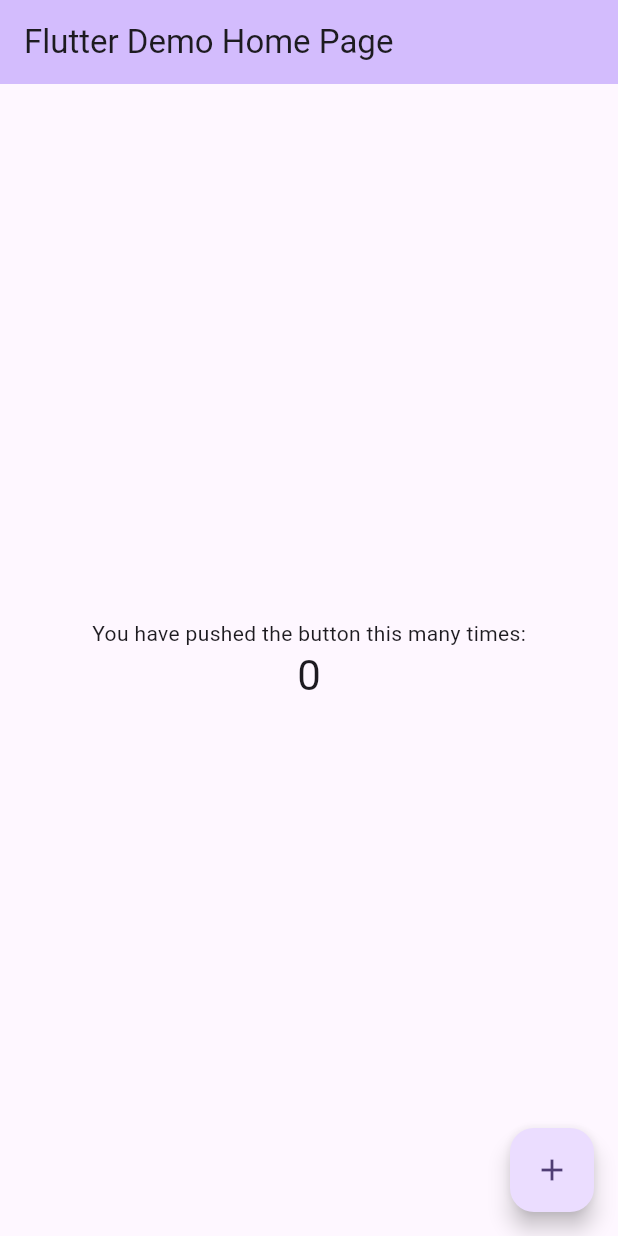
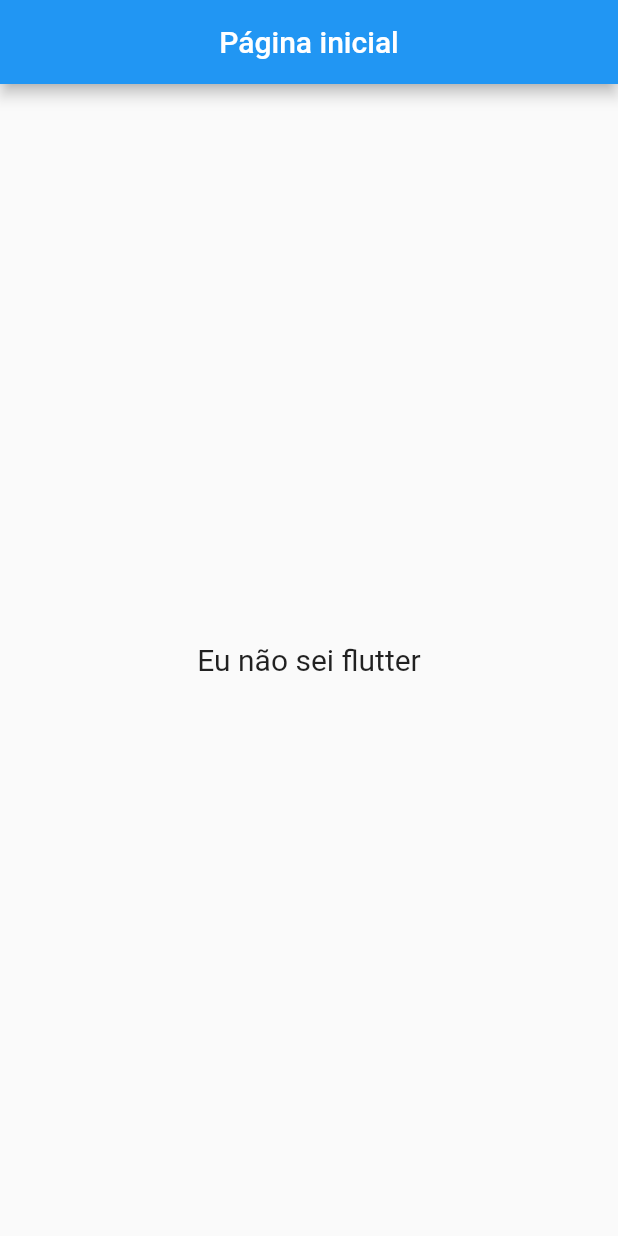
Before and after one commit to divulgueregional/eu_nao_sei_flutter, a Flutter app: the screen it shows after launch, on a phone screen of 412 x 824 dp. Run offline on Flutter 3.47's test engine with Material 2 defaults, Android fonts, the light colour scheme and no system bars; our stand-ins replace get.

Commit message:
inserido o projeto ao getX

```diff
--- /dev/null
+++ b/lib/app/modules/home/home_page.dart
@@ -0,0 +1,24 @@
+import 'package:flutter/material.dart';
+import 'package:get/get.dart';
+
+import 'home_controller.dart';
+
+class HomePage extends GetView<HomeController> {
+  const HomePage({super.key});
+
+  @override
+  Widget build(BuildContext context) {
+    return Scaffold(
+      appBar: AppBar(
+        title: const Text('Página inicial'),
+        centerTitle: true,
+      ),
+      body: const Center(
+        child: Text(
+          'Eu não sei flutter',
+          style: TextStyle(fontSize: 20),
+        ),
+      ),
+    );
+  }
+}
--- a/lib/main.dart
+++ b/lib/main.dart
@@ -1,125 +1,17 @@
 import 'package:flutter/material.dart';
+import 'package:get/get.dart';
+
+import 'app/core/bindings/application_bindings.dart';
+import 'app/routes/app_pages.dart';
 
 void main() {
-  runApp(const MyApp());
+  runApp(
+    GetMaterialApp(
+      debugShowCheckedModeBanner: false,
+      title: 'Eu não sei flutter',
+      initialBinding: ApplicationBindings(),
+      initialRoute: AppPages.INITIAL,
+      getPages: AppPages.routes,
+    ),
+  );
 }
-
-class MyApp extends StatelessWidget {
-  const MyApp({super.key});
-
-  // This widget is the root of your application.
-  @override
-  Widget build(BuildContext context) {
-    return MaterialApp(
-      title: 'Flutter Demo',
-      theme: ThemeData(
-        // This is the theme of your application.
-        //
-        // TRY THIS: Try running your application with "flutter run". You'll see
-        // the application has a blue toolbar. Then, without quitting the app,
-        // try changing the seedColor in the colorScheme below to Colors.green
-        // and then invoke "hot reload" (save your changes or press the "hot
-        // reload" button in a Flutter-supported IDE, or press "r" if you used
-        // the command line to start the app).
-        //
-        // Notice that the counter didn't reset back to zero; the application
-        // state is not lost during the reload. To reset the state, use hot
-        // restart instead.
-        //
-        // This works for code too, not just values: Most code changes can be
-        // tested with just a hot reload.
-        colorScheme: ColorScheme.fromSeed(seedColor: Colors.deepPurple),
-        useMaterial3: true,
-      ),
-      home: const MyHomePage(title: 'Flutter Demo Home Page'),
-    );
-  }
-}
-
-class MyHomePage extends StatefulWidget {
-  const MyHomePage({super.key, required this.title});
-
-  // This widget is the home page of your application. It is stateful, meaning
-  // that it has a State object (defined below) that contains fields that affect
-  // how it looks.
-
-  // This class is the configuration for the state. It holds the values (in this
-  // case the title) provided by the parent (in this case the App widget) and
-  // used by the build method of the State. Fields in a Widget subclass are
-  // always marked "final".
-
-  final String title;
-
-  @override
-  State<MyHomePage> createState() => _MyHomePageState();
-}
-
-class _MyHomePageState extends State<MyHomePage> {
-  int _counter = 0;
-
-  void _incrementCounter() {
-    setState(() {
-      // This call to setState tells the Flutter framework that something has
-      // changed in this State, which causes it to rerun the build method below
-      // so that the display can reflect the updated values. If we changed
-      // _counter without calling setState(), then the build method would not be
-      // called again, and so nothing would appear to happen.
-      _counter++;
-    });
-  }
-
-  @override
-  Widget build(BuildContext context) {
-    // This method is rerun every time setState is called, for instance as done
-    // by the _incrementCounter method above.
-    //
-    // The Flutter framework has been optimized to make rerunning build methods
-    // fast, so that you can just rebuild anything that needs updating rather
-    // than having to individually change instances of widgets.
-    return Scaffold(
-      appBar: AppBar(
-        // TRY THIS: Try changing the color here to a specific color (to
-        // Colors.amber, perhaps?) and trigger a hot reload to see the AppBar
-        // change color while the other colors stay the same.
-        backgroundColor: Theme.of(context).colorScheme.inversePrimary,
-        // Here we take the value from the MyHomePage object that was created by
-        // the App.build method, and use it to set our appbar title.
-        title: Text(widget.title),
-      ),
-      body: Center(
-        // Center is a layout widget. It takes a single child and positions it
-        // in the middle of the parent.
-        child: Column(
-          // Column is also a layout widget. It takes a list of children and
-          // arranges them vertically. By default, it sizes itself to fit its
-          // children horizontally, and tries to be as tall as its parent.
-          //
-          // Column has various properties to control how it sizes itself and
-          // how it positions its children. Here we use mainAxisAlignment to
-          // center the children vertically; the main axis here is the vertical
-          // axis because Columns are vertical (the cross axis would be
-          // horizontal).
-          //
-          // TRY THIS: Invoke "debug painting" (choose the "Toggle Debug Paint"
-          // action in the IDE, or press "p" in the console), to see the
-          // wireframe for each widget.
-          mainAxisAlignment: MainAxisAlignment.center,
-          children: <Widget>[
-            const Text(
-              'You have pushed the button this many times:',
-            ),
-            Text(
-              '$_counter',
-              style: Theme.of(context).textTheme.headlineMedium,
-            ),
-          ],
-        ),
-      ),
-      floatingActionButton: FloatingActionButton(
-        onPressed: _incrementCounter,
-        tooltip: 'Increment',
-        child: const Icon(Icons.add),
-      ), // This trailing comma makes auto-formatting nicer for build methods.
-    );
-  }
-}
```
Also changed, not shown: lib/app/core/bindings/application_bindings.dart (added, +8 -0 lines), lib/app/modules/home/home_binding.dart (added, +12 -0 lines), lib/app/modules/home/home_controller.dart (added, +20 -0 lines), lib/app/routes/app_pages.dart (added, +11 -0 lines), lib/app/routes/home_routes.dart (added, +18 -0 lines), pubspec.yaml (+4 -12 lines), pubspec.lock.
